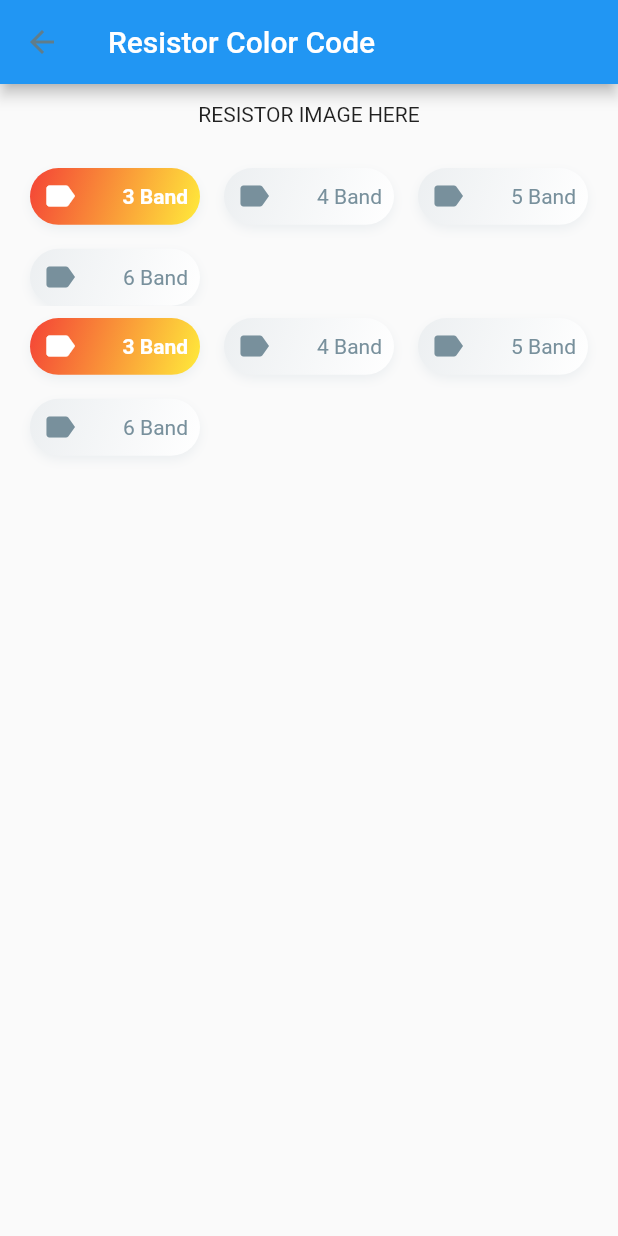
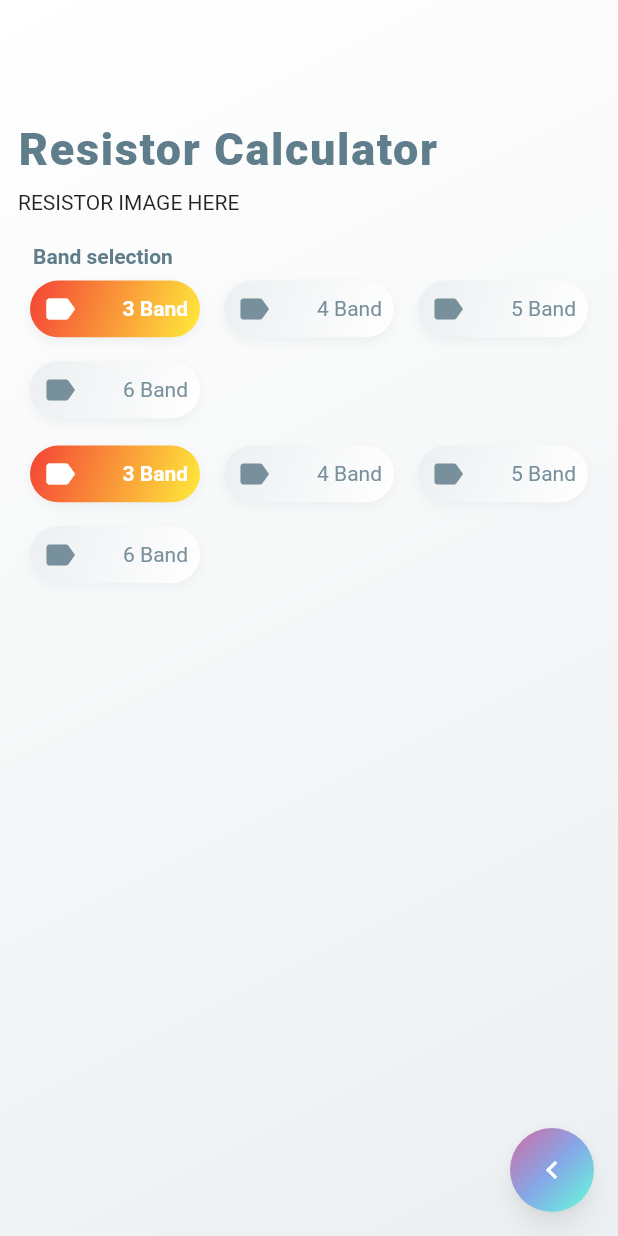
Before and after one commit to aswinmurali-io/electroassist, a Flutter app: the ResistorColorCodePage screen opened directly, on a phone screen of 412 x 824 dp. Run offline on Flutter 3.47's test engine with Material 2 defaults, Android fonts, the phone set to English and light mode, and no system bars; drawn by our look-alikes of bouncing_widget; missing offline and left inert: flutter_animator; statements that could not run were skipped.

Commit message:
updates resistor calc page

```diff
--- a/lib/modules/resistor_color_code/route.dart
+++ b/lib/modules/resistor_color_code/route.dart
@@ -1,4 +1,5 @@
 import 'package:electroassist/modules/resistor_color_code/module.dart';
+import 'package:electroassist/shared/widgets/gradients/fab.dart';
 import 'package:electroassist/shared/widgets/resistor_tabbar.dart';
 import 'package:flutter/cupertino.dart';
 import 'package:flutter/material.dart';
@@ -32,23 +33,52 @@ class _ResistorColorCodePageState extends State<ResistorColorCodePage> {
   @override
   build(context) {
     final resistorState = ResistorBandState.instance;
-
-    return Scaffold(
-      appBar: AppBar(
-        title: Text(ResistorColorCode.instance.name),
+    final theme = Theme.of(context);
+    return DecoratedBox(
+      decoration: BoxDecoration(
+        gradient: LinearGradient(
+          begin: Alignment.topLeft,
+          end: Alignment.bottomRight,
+          colors: [
+            Colors.white,
+            Colors.blueGrey.shade50,
+          ],
         ),
+      ),
+      child: SafeArea(
+        child: Scaffold(
+          backgroundColor: Colors.transparent,
           body: Padding(
             padding: const EdgeInsets.all(12.0),
             child: SingleChildScrollView(
               child: Column(
                 mainAxisAlignment: MainAxisAlignment.center,
+                crossAxisAlignment: CrossAxisAlignment.start,
                 children: [
+                  Padding(
+                    padding: const EdgeInsets.fromLTRB(0, 70, 0, 10),
+                    child: Text(
+                      "Resistor Calculator",
+                      style: theme.textTheme.headline1,
+                    ),
+                  ),
                   Text("RESISTOR IMAGE HERE"),
                   SizedBox(height: 20),
+                  Padding(
+                    padding: const EdgeInsets.fromLTRB(10, 0, 0, 0),
+                    child: Text(
+                      "Band selection",
+                      style: TextStyle(
+                        color: Colors.blueGrey,
+                        fontWeight: FontWeight.bold,
+                      ),
+                    ),
+                  ),
                   SizedBox(
-                height: 100,
+                    height: 110,
                     child: ChipSelector(
-                  onSelected: (index) => resistorState.bandTypeIndex = index,
+                      onSelected: (index) =>
+                          resistorState.bandTypeIndex = index,
                       tabs: [
                         "3 Band",
                         "4 Band",
@@ -56,11 +86,12 @@ class _ResistorColorCodePageState extends State<ResistorColorCodePage> {
                         "6 Band",
                       ],
                     ),
-              ),              //SizedBox(height: 20),
+                  ), //SizedBox(height: 20),
                   SizedBox(
                     height: 200,
                     child: ChipSelector(
-                  onSelected: (index) => resistorState.bandTypeIndex = index,
+                      onSelected: (index) =>
+                          resistorState.bandTypeIndex = index,
                       tabs: [
                         "3 Band",
                         "4 Band",
@@ -73,6 +104,22 @@ class _ResistorColorCodePageState extends State<ResistorColorCodePage> {
               ),
             ),
           ),
+          floatingActionButton: GradientFloatingActionButton(
+            onPressed: Navigator.of(context).pop,
+            child: Icon(Icons.chevron_left_sharp),
+            gradient: LinearGradient(
+              begin: Alignment.topLeft,
+              end: Alignment.bottomRight,
+              colors: [
+                Color(0xffD16BA5),
+                Color(0xff86A8E7),
+                Colors.tealAccent,
+              ],
+            ),
+            tooltip: 'Go back to home',
+          ),
+        ),
+      ),
     );
   }
 }
```
Lines whose indentation alone changed are shown as unchanged.
